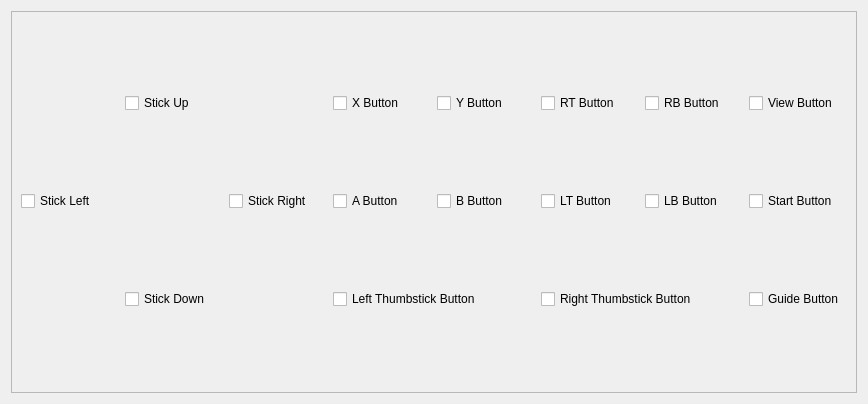
First picture: the form in XBOFS.win.qt5/ControlBindingWidget.ui, repository OOPMan/XBOFS.win, before the edit.
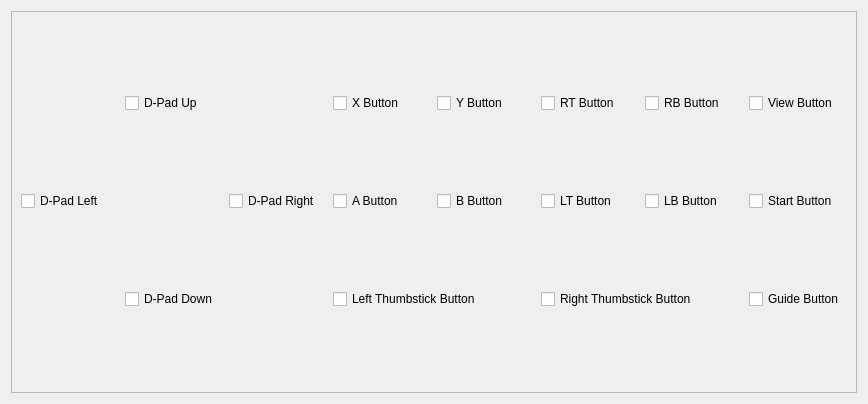
Second picture: the form after the edit.

Commit message: #3: Updated control binding dialog and bound remaining button in configure bindings dialog

Patch:
```diff
--- a/XBOFS.win.qt5/ControlBindingWidget.ui
+++ b/XBOFS.win.qt5/ControlBindingWidget.ui
@@ -49,7 +49,7 @@
       <item row="0" column="1">
        <widget class="QCheckBox" name="stickUpCheckBox">
         <property name="text">
-         <string>Stick Up</string>
+         <string>D-Pad Up</string>
         </property>
        </widget>
       </item>
@@ -70,7 +70,7 @@
       <item row="1" column="0">
        <widget class="QCheckBox" name="stickLeftCheckBox">
         <property name="text">
-         <string>Stick Left</string>
+         <string>D-Pad Left</string>
         </property>
        </widget>
       </item>
@@ -133,7 +133,7 @@
       <item row="1" column="2">
        <widget class="QCheckBox" name="stickRightCheckBox">
         <property name="text">
-         <string>Stick Right</string>
+         <string>D-Pad Right</string>
         </property>
        </widget>
       </item>
@@ -147,7 +147,7 @@
       <item row="2" column="1">
        <widget class="QCheckBox" name="stickDownCheckBox">
         <property name="text">
-         <string>Stick Down</string>
+         <string>D-Pad Down</string>
         </property>
        </widget>
       </item>
```
Left out of the diff: 8 changed lines with no effect on the pictures. The commit also changes 4 other files.
